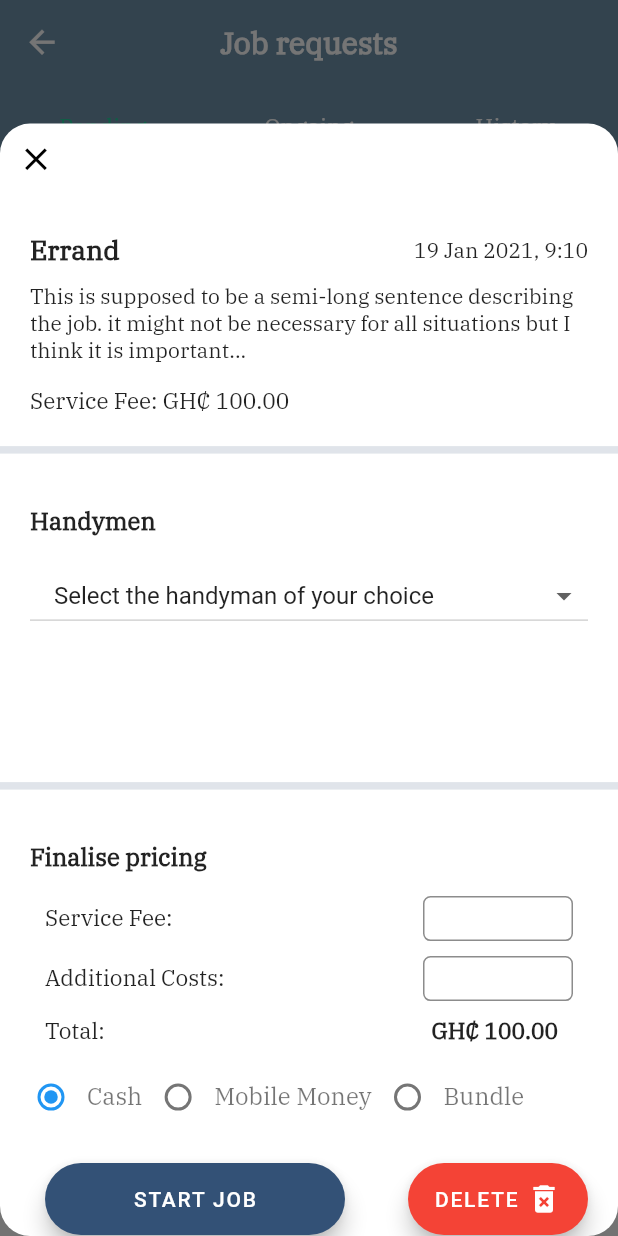
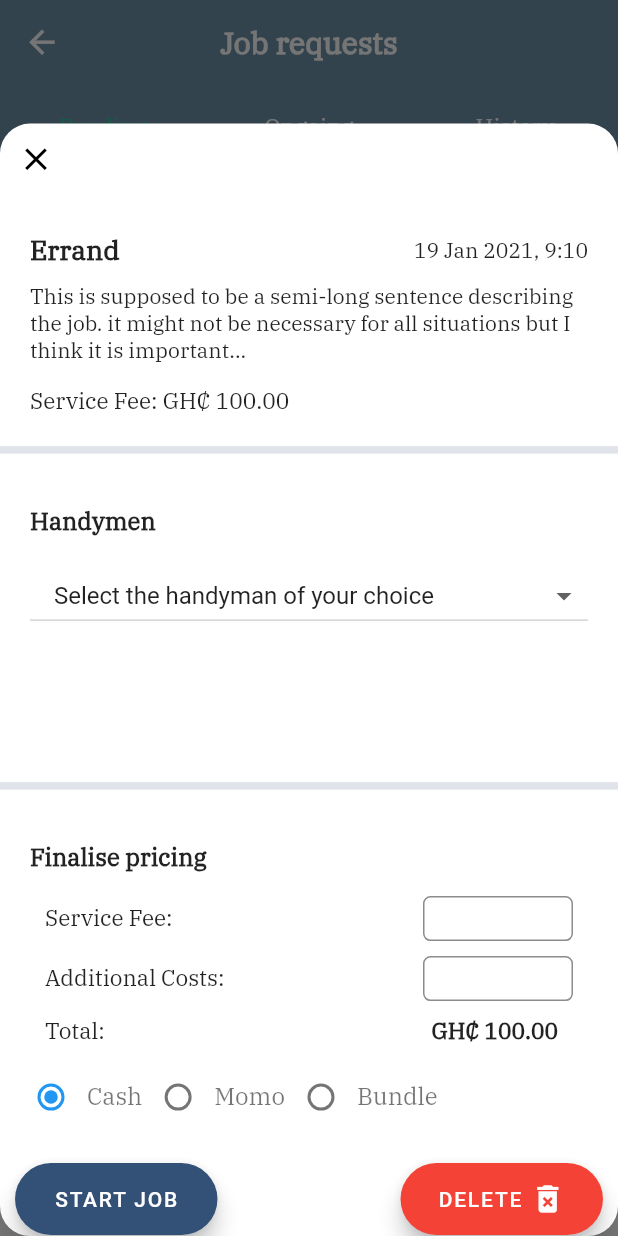
Before and after one commit to Kwakyecodes/Beta_Hustle, a Flutter app: the screen it shows after launch, after a tap on "Errand", on a phone screen of 412 x 824 dp. Run offline on Flutter 3.47's test engine with Material 2 defaults, Android fonts, the phone set to English and light mode, and no system bars; our stand-ins replace lite_rolling_switch.

Commit message:
I mad the bottom sheet more responsive

```diff
--- a/lib/Screens/Both/requests.dart
+++ b/lib/Screens/Both/requests.dart
@@ -1,11 +1,11 @@
 import 'dart:math';
 
 import 'package:flutter/material.dart';
-import 'package:beta_hustle/colors.dart';
-import 'package:beta_hustle/constants.dart';
+import '/colors.dart';
+import '/constants.dart';
 import 'package:flutter/rendering.dart';
 import '../../strings.dart';
-import 'package:beta_hustle/lists.dart';
+import '/lists.dart';
 
 class Requests extends StatefulWidget {
   @override
@@ -14,7 +14,7 @@ class Requests extends StatefulWidget {
 
 class _RequestsState extends State<Requests> {
   ScrollController _scrollBottomBarController = new ScrollController();
-  List<String> methodOfPayment = ["Cash","Mobile Money","Bundle"];
+  List<String> methodOfPayment = ["Cash","Momo","Bundle"];
   String radioButtonItem = "Cash";
   int id = 1;
 
@@ -777,12 +777,12 @@ class _RequestsState extends State<Requests> {
                       SizedBox(height: 10),
                       SizedBox(height: 10),
                       Container(
-                        margin: const EdgeInsets.only(left:30, right: 20),
+                        margin: const EdgeInsets.only(left:10, right: 10),
                         child:Row(
                             mainAxisAlignment: MainAxisAlignment.spaceBetween,
                             children: [
                               Container(
-                                width:200,
+                                width:135,
                                 child:FloatingActionButton.extended(
                                     backgroundColor: blueGrey3,
                                     foregroundColor: Colors.white,
@@ -793,7 +793,7 @@ class _RequestsState extends State<Requests> {
                                 ),
                               ),
                               Container(
-                                width:120,
+                                width:135,
                                 child:FloatingActionButton.extended(
                                   backgroundColor: Colors.red,
                                   foregroundColor: Colors.white,
```
